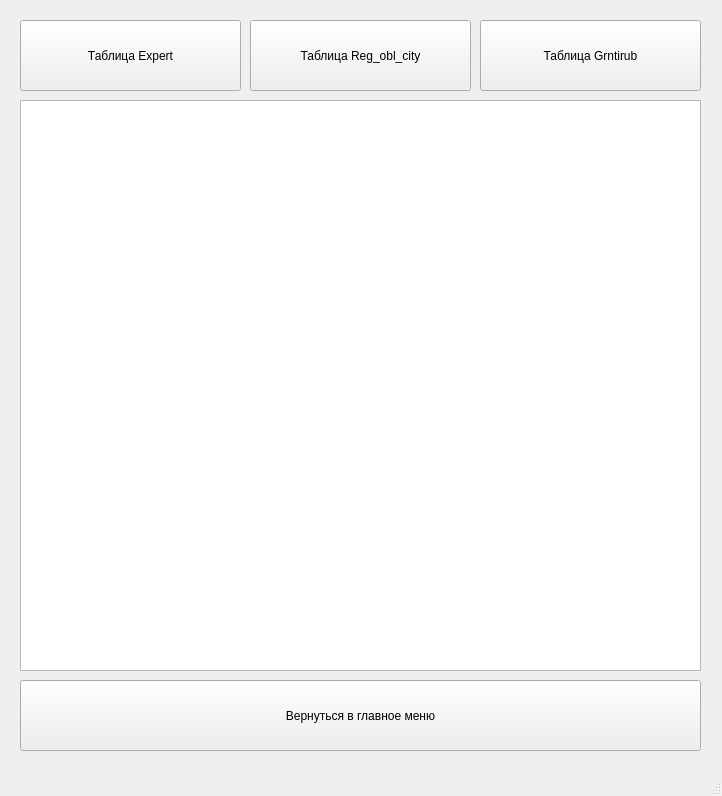
Old version of the form show_form.ui in the repository lernya/dbcs.
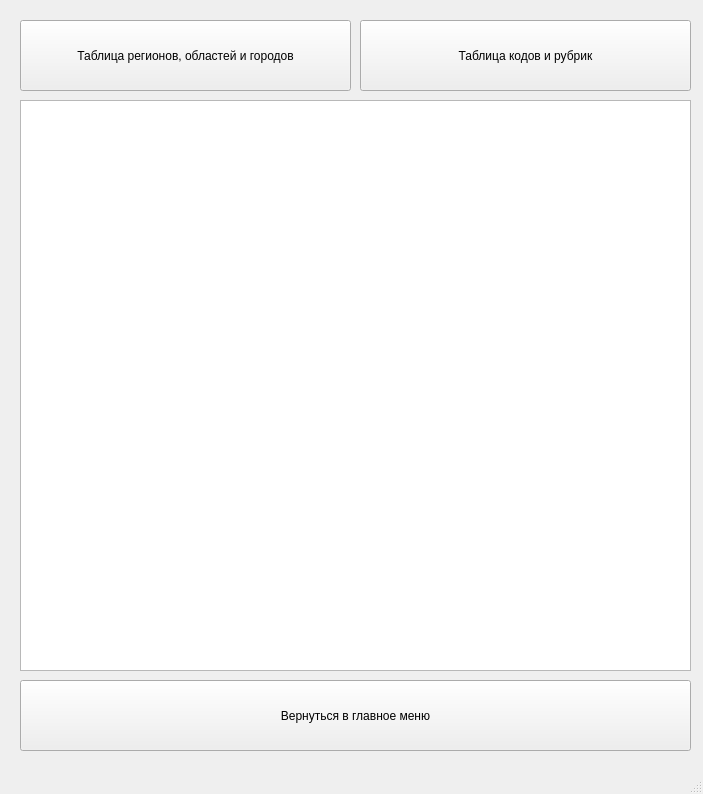
New version of the form.

The edit to the form file:
```diff
--- a/show_form.ui
+++ b/show_form.ui
@@ -6,8 +6,8 @@
    <rect>
     <x>0</x>
     <y>0</y>
-    <width>722</width>
-    <height>796</height>
+    <width>703</width>
+    <height>794</height>
    </rect>
   </property>
   <property name="windowTitle">
@@ -19,7 +19,7 @@
      <rect>
       <x>20</x>
       <y>100</y>
-      <width>681</width>
+      <width>671</width>
       <height>571</height>
      </rect>
     </property>
@@ -51,43 +51,30 @@
      <bool>false</bool>
     </attribute>
    </widget>
-   <widget class="QPushButton" name="ExpertTableButton">
-    <property name="geometry">
-     <rect>
-      <x>20</x>
-      <y>20</y>
-      <width>221</width>
-      <height>71</height>
-     </rect>
-    </property>
-    <property name="text">
-     <string>Таблица Expert</string>
-    </property>
-   </widget>
    <widget class="QPushButton" name="GrntiTableButton">
     <property name="geometry">
      <rect>
-      <x>480</x>
+      <x>360</x>
       <y>20</y>
-      <width>221</width>
+      <width>331</width>
       <height>71</height>
      </rect>
     </property>
     <property name="text">
-     <string>Таблица Grntirub</string>
+     <string>Таблица кодов и рубрик</string>
     </property>
    </widget>
    <widget class="QPushButton" name="RegionTableButton">
     <property name="geometry">
      <rect>
-      <x>250</x>
+      <x>20</x>
       <y>20</y>
-      <width>221</width>
+      <width>331</width>
       <height>71</height>
      </rect>
     </property>
     <property name="text">
-     <string>Таблица Reg_obl_city</string>
+     <string>Таблица регионов, областей и городов</string>
     </property>
    </widget>
    <widget class="QPushButton" name="returnToMainButton">
@@ -95,7 +82,7 @@
      <rect>
       <x>20</x>
       <y>680</y>
-      <width>681</width>
+      <width>671</width>
       <height>71</height>
      </rect>
     </property>
```
Left out of the diff: 2 changed lines with no effect on the pictures.
